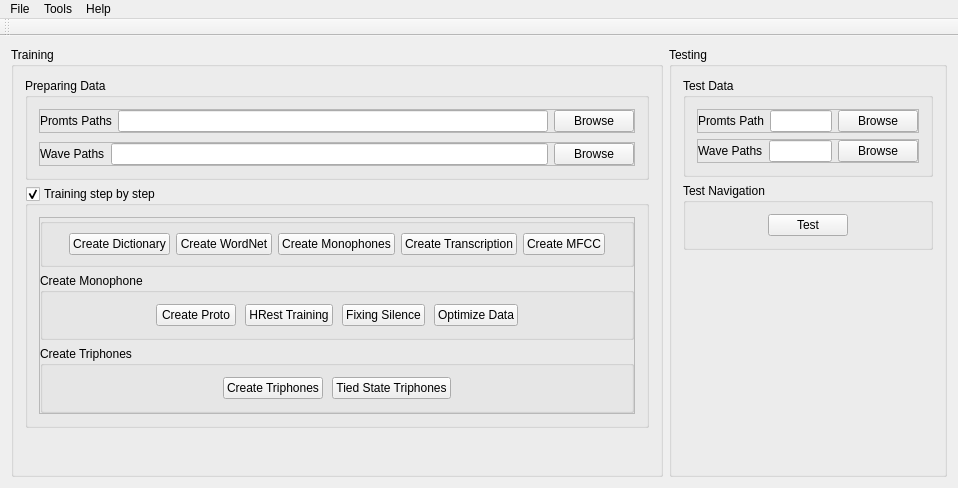
Before: the Qt Designer form apps/speechrecognition/speechrecognition.ui in levanhong05/VietnameseSpeechRecognition, drawn with Qt 5.
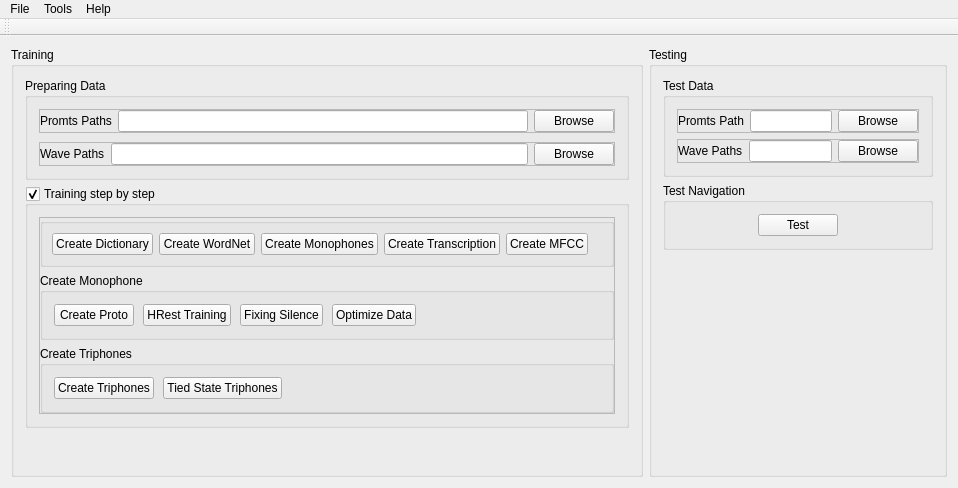
After: the same form once the commit is applied. Icons and pictures are not drawn.

```diff
--- a/apps/speechrecognition/speechrecognition.ui
+++ b/apps/speechrecognition/speechrecognition.ui
@@ -184,19 +184,6 @@
                 <property name="bottomMargin">
                  <number>9</number>
                 </property>
-                <item>
-                 <spacer name="horizontalSpacer_5">
-                  <property name="orientation">
-                   <enum>Qt::Horizontal</enum>
-                  </property>
-                  <property name="sizeHint" stdset="0">
-                   <size>
-                    <width>40</width>
-                    <height>20</height>
-                   </size>
-                  </property>
-                 </spacer>
-                </item>
                 <item>
                  <widget class="QPushButton" name="btnCreateDictionary">
                   <property name="text">
@@ -257,19 +244,6 @@
                 <property name="spacing">
                  <number>9</number>
                 </property>
-                <item>
-                 <spacer name="horizontalSpacer_3">
-                  <property name="orientation">
-                   <enum>Qt::Horizontal</enum>
-                  </property>
-                  <property name="sizeHint" stdset="0">
-                   <size>
-                    <width>40</width>
-                    <height>20</height>
-                   </size>
-                  </property>
-                 </spacer>
-                </item>
                 <item>
                  <widget class="QPushButton" name="btnCreateProto">
                   <property name="text">
@@ -323,19 +297,6 @@
                 <property name="spacing">
                  <number>9</number>
                 </property>
-                <item>
-                 <spacer name="horizontalSpacer_2">
-                  <property name="orientation">
-                   <enum>Qt::Horizontal</enum>
-                  </property>
-                  <property name="sizeHint" stdset="0">
-                   <size>
-                    <width>40</width>
-                    <height>20</height>
-                   </size>
-                  </property>
-                 </spacer>
-                </item>
                 <item>
                  <widget class="QPushButton" name="btnCreateTriphones">
                   <property name="text">
```
